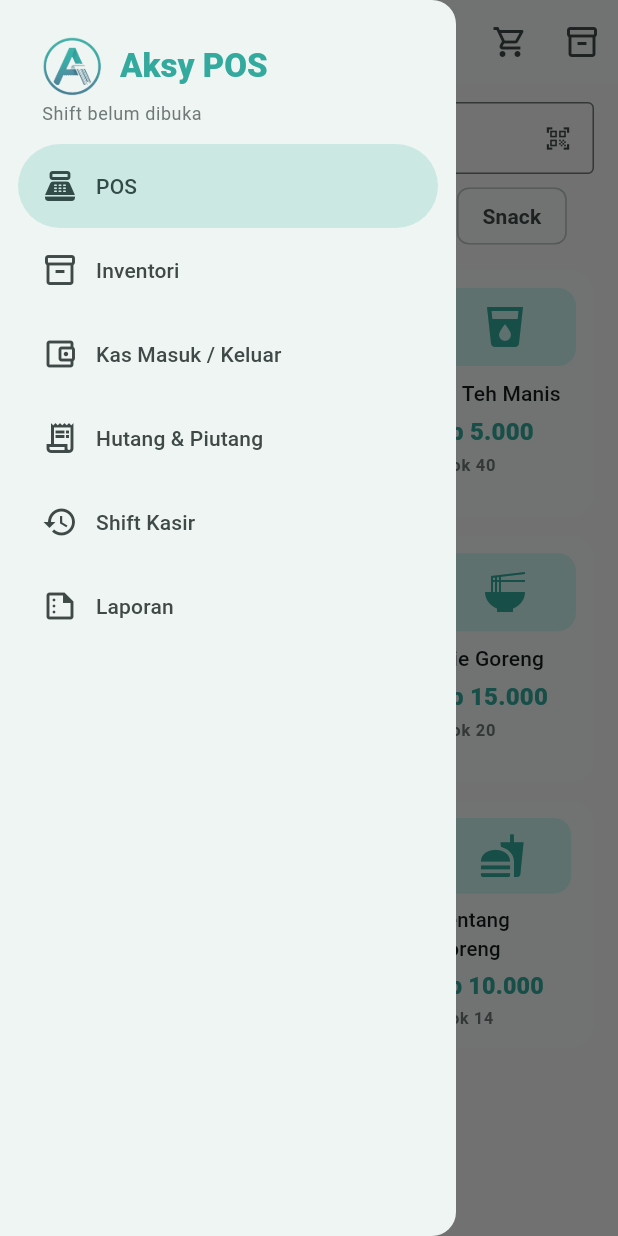
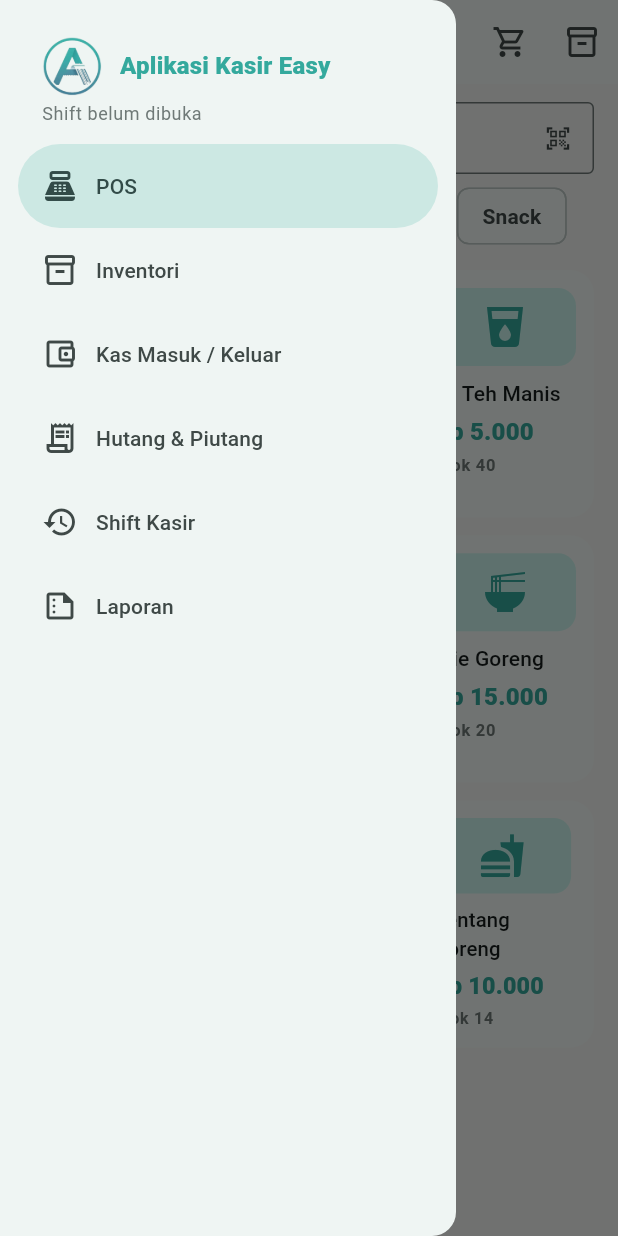
Before and after one commit to muhammadhanifalhazmi/aksy, a Flutter app: the screen it shows after launch, with the side drawer open, on a phone screen of 412 x 824 dp. Run offline on Flutter 3.47's test engine with Material 3 defaults, Android fonts, the phone set to English and light mode, and no system bars.

Commit message:
update header

```diff
--- a/lib/features/pos/screens/pos_main_screen.dart
+++ b/lib/features/pos/screens/pos_main_screen.dart
@@ -31,16 +31,25 @@ class _POSMainScreenState extends State<POSMainScreen> {
     return Scaffold(
       drawer: _BuildDrawer(),
       appBar: AppBar(
-        title: const Row(
+        title: Row(
           mainAxisSize: MainAxisSize.min,
           children: [
-            Image(
+            const Image(
               image: AssetImage('assets/images/icon.png'),
               width: 28,
               height: 28,
             ),
-            SizedBox(width: 10),
-            Text('Aksy POS'),
+            const SizedBox(width: 10),
+            Flexible(
+              child: FittedBox(
+                fit: BoxFit.scaleDown,
+                child: Text(
+                  'Aplikasi Kasir Easy',
+                  maxLines: 1,
+                  style: TextStyle(fontSize: 18),
+                ),
+              ),
+            ),
           ],
         ),
         actions: [
@@ -250,13 +259,17 @@ class _BuildDrawer extends StatelessWidget {
                     height: 40,
                   ),
                   const SizedBox(width: 12),
-                  Text(
-                    'Aksy POS',
-                    style: theme.textTheme.titleLarge?.copyWith(
-                      color: theme.colorScheme.primary,
-                      fontWeight: FontWeight.w800,
+                    Flexible(
+                      child: Text(
+                        'Aplikasi Kasir Easy',
+                        maxLines: 1,
+                        overflow: TextOverflow.ellipsis,
+                        style: theme.textTheme.titleMedium?.copyWith(
+                          color: theme.colorScheme.primary,
+                          fontWeight: FontWeight.w800,
+                        ),
+                      ),
                     ),
-                  ),
                 ],
               ),
               const SizedBox(height: 4),
--- a/lib/main.dart
+++ b/lib/main.dart
@@ -19,7 +19,7 @@ class AksyApp extends StatelessWidget {
       child: CartScope(
         notifier: CartProvider(),
         child: MaterialApp(
-          title: 'Aksy POS',
+          title: 'Aplikasi Kasir Easy',
           debugShowCheckedModeBanner: false,
           theme: AppTheme.light,
           home: const POSMainScreen(),
```
